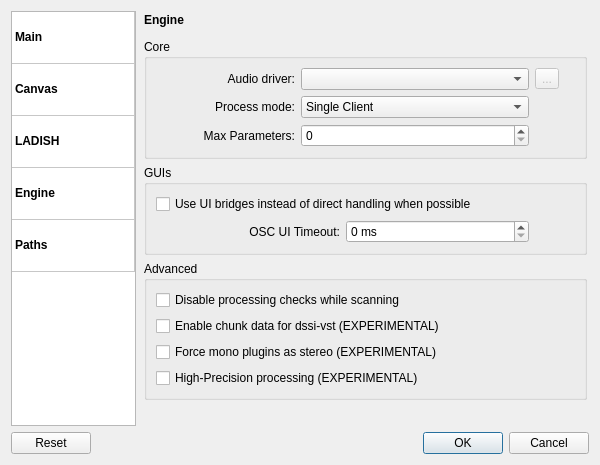
The window that src/ui/settings_app.ui (falkTX/Cadence) describes before a commit, drawn with Qt 5.
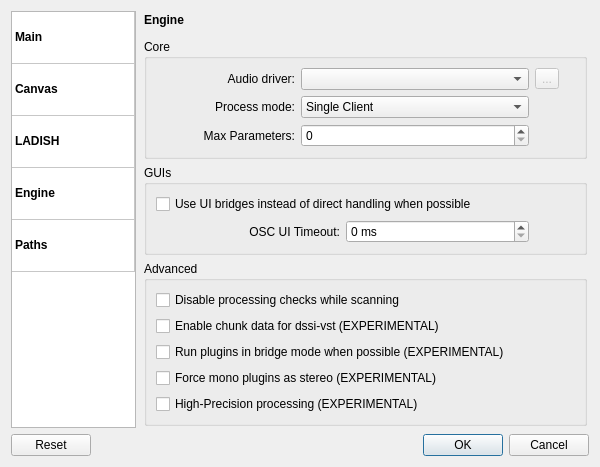
The same window after the commit. The open tabs and pages were chosen to show the change. Icons and pictures are not drawn.

Commit message: Continue last commit, implement needed UI changes

Diff of the .ui file:
```diff
--- a/src/ui/settings_app.ui
+++ b/src/ui/settings_app.ui
@@ -967,6 +967,16 @@
               </property>
              </widget>
             </item>
+            <item>
+             <widget class="QCheckBox" name="ch_engine_prefer_plugin_bridges">
+              <property name="toolTip">
+               <string>Whenever possible, run the plugins in bridge mode.</string>
+              </property>
+              <property name="text">
+               <string>Run plugins in bridge mode when possible (EXPERIMENTAL)</string>
+              </property>
+             </widget>
+            </item>
             <item>
              <widget class="QCheckBox" name="ch_engine_force_stereo">
               <property name="toolTip">
```
Left out of the diff: 6 changed lines with no effect on the pictures. The commit also changes 4 other files.
